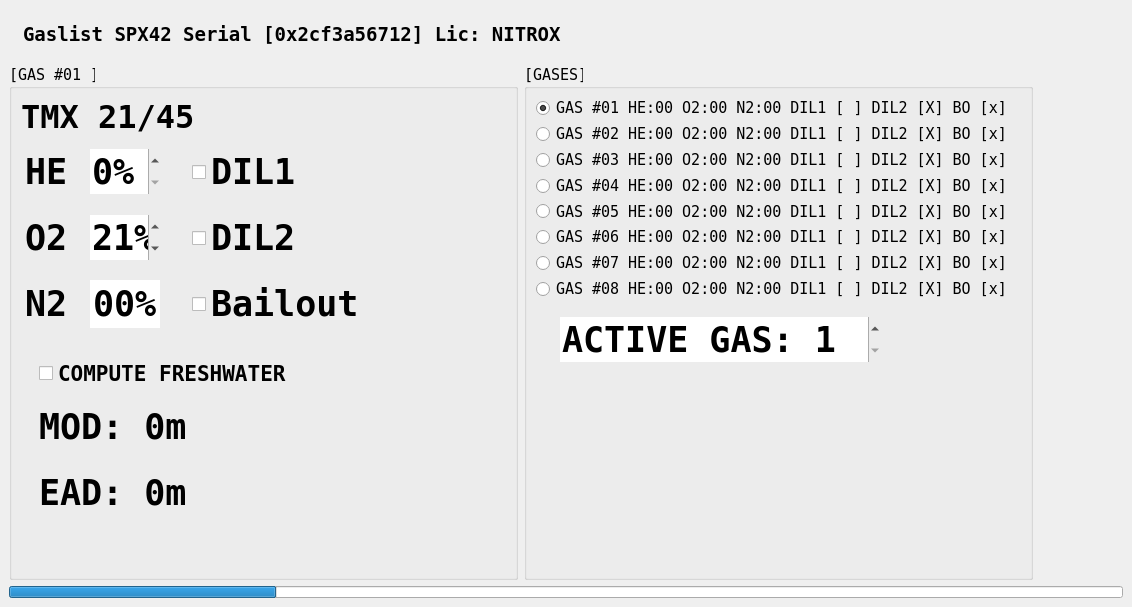
First picture: the form in src/ui/GasFragment.ui, repository dmarc0001/spx42Control, before the edit.
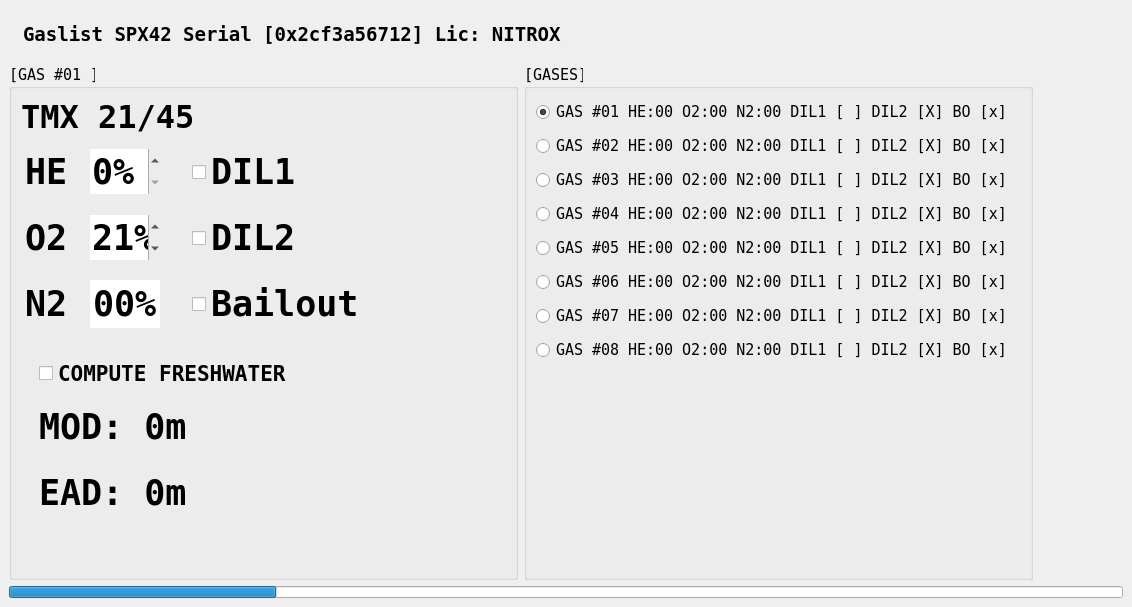
Second picture: the form after the edit.

What changed in the file:
```diff
--- a/src/ui/GasFragment.ui
+++ b/src/ui/GasFragment.ui
@@ -1343,87 +1343,6 @@
            </property>
           </widget>
          </item>
-         <item>
-          <widget class="QWidget" name="activeGasWidget" native="true">
-           <property name="minimumSize">
-            <size>
-             <width>0</width>
-             <height>70</height>
-            </size>
-           </property>
-           <layout class="QVBoxLayout" name="verticalLayout_4">
-            <property name="leftMargin">
-             <number>24</number>
-            </property>
-            <item>
-             <widget class="QSpinBox" name="activeGasSpinBox">
-              <property name="sizePolicy">
-               <sizepolicy hsizetype="MinimumExpanding" vsizetype="Fixed">
-                <horstretch>0</horstretch>
-                <verstretch>0</verstretch>
-               </sizepolicy>
-              </property>
-              <property name="minimumSize">
-               <size>
-                <width>120</width>
-                <height>0</height>
-               </size>
-              </property>
-              <property name="maximumSize">
-               <size>
-                <width>320</width>
-                <height>16777215</height>
-               </size>
-              </property>
-              <property name="font">
-               <font>
-                <pointsize>26</pointsize>
-                <weight>75</weight>
-                <bold>true</bold>
-                <kerning>false</kerning>
-               </font>
-              </property>
-              <property name="cursor">
-               <cursorShape>ArrowCursor</cursorShape>
-              </property>
-              <property name="toolTip">
-               <string>oxigen percent value...</string>
-              </property>
-              <property name="statusTip">
-               <string>active gas (gas in your loop) on spx42...</string>
-              </property>
-              <property name="frame">
-               <bool>false</bool>
-              </property>
-              <property name="buttonSymbols">
-               <enum>QAbstractSpinBox::UpDownArrows</enum>
-              </property>
-              <property name="accelerated">
-               <bool>true</bool>
-              </property>
-              <property name="showGroupSeparator" stdset="0">
-               <bool>false</bool>
-              </property>
-              <property name="suffix">
-               <string/>
-              </property>
-              <property name="prefix">
-               <string>ACTIVE GAS: </string>
-              </property>
-              <property name="minimum">
-               <number>1</number>
-              </property>
-              <property name="maximum">
-               <number>8</number>
-              </property>
-              <property name="value">
-               <number>1</number>
-              </property>
-             </widget>
-            </item>
-           </layout>
-          </widget>
-         </item>
          <item>
           <spacer name="verticalSpacer_2">
            <property name="orientation">
```
